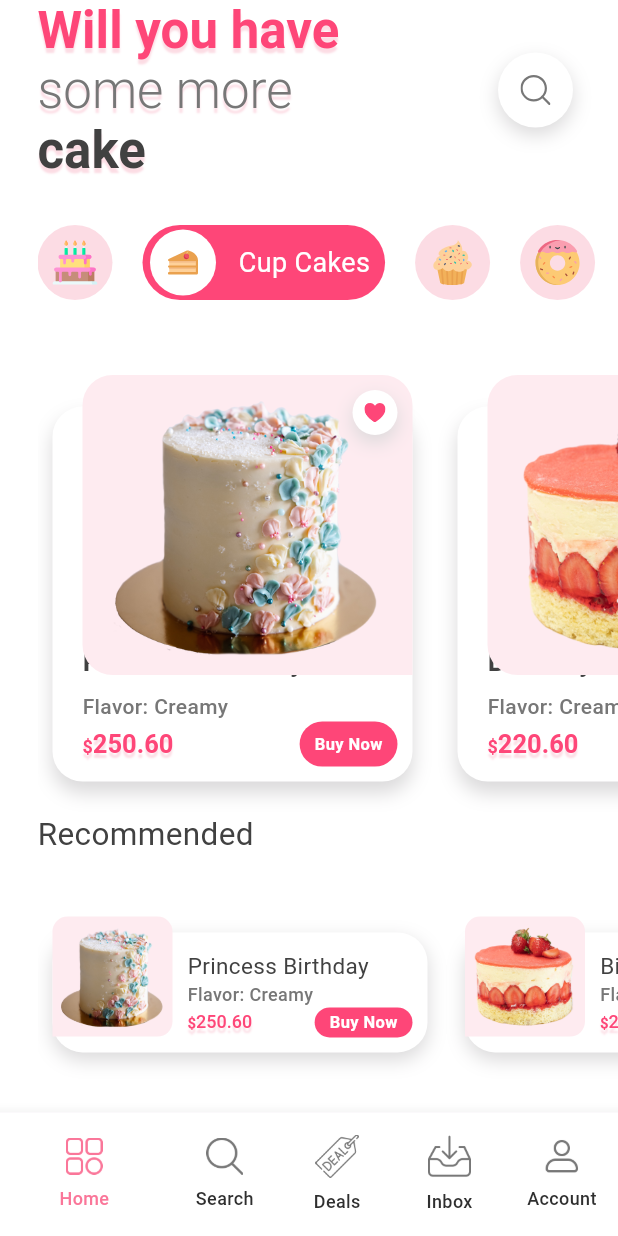
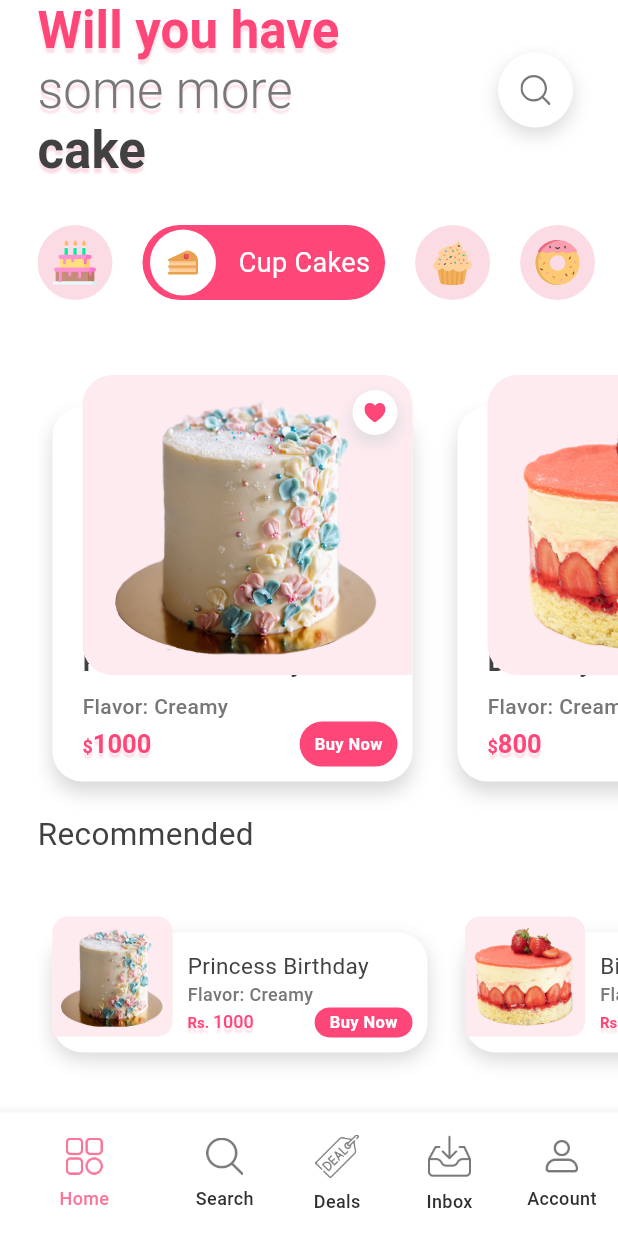
Before and after one commit to Muhammad-Yaqoob-4110/Bakers-App, a Flutter app: the BottomNavigationPage screen opened directly, after a tap on an icon or button, on a phone screen of 412 x 824 dp. Run offline on Flutter 3.47's test engine with Material 2 defaults, Android fonts, the phone set to English and light mode, and no system bars; our stand-ins replace flutter_svg, get, image_picker, readmore, smooth_page_indicator; network calls fail.

Commit message:
Update Color scheme

```diff
--- a/bakers_app/lib/Core/images.dart
+++ b/bakers_app/lib/Core/images.dart
@@ -34,7 +34,7 @@ class Images {
   static const String cake3 = 'assets/images/02.png';
   static const String cake4 = 'assets/images/03.png';
 
-  static const String profilePic = 'assets/images/profile.png';
+  static const String profilePic = 'assets/icons/user.png';
 
   static const String cameraIcon = 'assets/icons/camera.png';
   static const String galleryIcon = 'assets/icons/gallery.png';
--- a/bakers_app/lib/Pages/details_page.dart
+++ b/bakers_app/lib/Pages/details_page.dart
@@ -121,7 +121,7 @@ class _DetailPageState extends State<DetailPage> {
                           style: txtBtnCategory.copyWith(color: mainColor),
                         ),
                         roundButton(
-                          text: '\$${widget.cake.price}',
+                          text: 'Rs. ${widget.cake.price}',
                           fontsize: 14,
                         )
                       ],
--- a/bakers_app/lib/Pages/search_page.dart
+++ b/bakers_app/lib/Pages/search_page.dart
@@ -106,7 +106,7 @@ class _SearchPageState extends State<SearchPage> {
                 hintTextColor: mediumGrayColor,
                 // inputBorder: InputBorder.none,
                 textfiledColor: const Color.fromARGB(255, 232, 232, 232),
-                hintText: 'Search foods and Ketchen',
+                hintText: 'Search for Cakes, Desserts...',
               ),
             ),
             SizedBox(
--- a/bakers_app/lib/Screens/sign_in.dart
+++ b/bakers_app/lib/Screens/sign_in.dart
@@ -27,9 +27,9 @@ class _SignInState extends State<SignIn> {
             fontWeight: FontWeight.bold, // Add bold font weight
           ),
         ),
-        backgroundColor: background,
+        backgroundColor: pink01,
       ),
-      backgroundColor: background,
+      backgroundColor: pink01,
       body: Padding(
         padding: const EdgeInsets.all(16.0),
         child: Column(
--- a/bakers_app/lib/Screens/sign_up.dart
+++ b/bakers_app/lib/Screens/sign_up.dart
@@ -22,7 +22,7 @@ class SignUpScreen extends StatelessWidget {
           ),
         ),
       ),
-      backgroundColor: background,
+      backgroundColor: pink01,
       body: Padding(
         padding: const EdgeInsets.all(16.0),
         child: Column(
--- a/bakers_app/lib/Widgets/item_card_2.dart
+++ b/bakers_app/lib/Widgets/item_card_2.dart
@@ -82,7 +82,7 @@ class ItemCard02 extends StatelessWidget {
                       text: TextSpan(
                         children: [
                           TextSpan(
-                            text: '\$',
+                            text: 'Rs. ',
                             style: txtHeading.copyWith(fontSize: 10.0),
                           ),
                           TextSpan(
--- a/bakers_app/lib/data/items.dart
+++ b/bakers_app/lib/data/items.dart
@@ -25,7 +25,7 @@ List<Cakes> cakes = [
   Cakes(
     name: 'Princess Birthday Cake',
     flavourl: 'Creamy',
-    price: '250.60',
+    price: '1000',
     image: 'assets/images/01.png',
     bgColor: pink01,
     destription: 'Pricess Birthday Cake.',
@@ -35,7 +35,7 @@ List<Cakes> cakes = [
     name: 'Birthday Cake',
     flavourl: 'Creamy',
     image: 'assets/images/02.png',
-    price: '220.60',
+    price: '800',
     bgColor: pink01,
     destription: 'Simple Birthday Cake',
     rating: 4,
@@ -43,7 +43,7 @@ List<Cakes> cakes = [
   Cakes(
     name: 'Wedding Cake',
     flavourl: 'Creamy',
-    price: '450.60',
+    price: '1500',
     image: 'assets/images/03.png',
     bgColor: pink01,
     destription: 'A wedding Cake',
@@ -53,7 +53,7 @@ List<Cakes> cakes = [
     name: 'Cup Cake',
     flavourl: 'Creamy',
     image: 'assets/images/04.png',
-    price: '850.60',
+    price: '200',
     bgColor: pink01,
     destription: 'Cup Cake',
     rating: 5,
```
Also changed, not shown: 5 other files.
